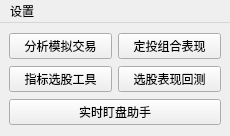
Above: QtDesign/MainWindow.ui from victor647/QuantumStockTrade before the change. Below: the same form after it.
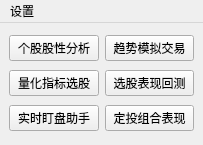
That is the form after the change.

Commit message: 修改模拟交易逻辑（未完成）

The edit to the form file:
```diff
--- a/QtDesign/MainWindow.ui
+++ b/QtDesign/MainWindow.ui
@@ -6,8 +6,8 @@
    <rect>
     <x>0</x>
     <y>0</y>
-    <width>230</width>
-    <height>136</height>
+    <width>203</width>
+    <height>145</height>
    </rect>
   </property>
   <property name="windowTitle">
@@ -32,12 +32,12 @@
          </font>
         </property>
         <property name="text">
-         <string>分析模拟交易</string>
+         <string>个股股性分析</string>
         </property>
        </widget>
       </item>
       <item>
-       <widget class="QPushButton" name="btnScheduledInvestment">
+       <widget class="QPushButton" name="btnTradeSimulator">
         <property name="sizePolicy">
          <sizepolicy hsizetype="Minimum" vsizetype="Maximum">
           <horstretch>0</horstretch>
@@ -51,7 +51,7 @@
          </font>
         </property>
         <property name="text">
-         <string>定投组合表现</string>
+         <string>趋势模拟交易</string>
         </property>
        </widget>
       </item>
@@ -74,7 +74,7 @@
          </font>
         </property>
         <property name="text">
-         <string>指标选股工具</string>
+         <string>量化指标选股</string>
         </property>
        </widget>
       </item>
@@ -100,6 +100,8 @@
      </layout>
     </item>
     <item>
+     <layout class="QHBoxLayout" name="horizontalLayout_3">
+      <item>
      <widget class="QPushButton" name="btnLiveTracker">
       <property name="sizePolicy">
        <sizepolicy hsizetype="Minimum" vsizetype="Maximum">
@@ -118,6 +120,27 @@
       </property>
      </widget>
     </item>
+      <item>
+       <widget class="QPushButton" name="btnScheduledInvestment">
+        <property name="sizePolicy">
+         <sizepolicy hsizetype="Minimum" vsizetype="Maximum">
+          <horstretch>0</horstretch>
+          <verstretch>0</verstretch>
+         </sizepolicy>
+        </property>
+        <property name="font">
+         <font>
+          <family>Helvetica</family>
+          <pointsize>9</pointsize>
+         </font>
+        </property>
+        <property name="text">
+         <string>定投组合表现</string>
+        </property>
+       </widget>
+      </item>
+     </layout>
+    </item>
    </layout>
   </widget>
   <widget class="QMenuBar" name="menubar">
@@ -125,7 +148,7 @@
     <rect>
      <x>0</x>
      <y>0</y>
-     <width>230</width>
+     <width>203</width>
      <height>22</height>
     </rect>
    </property>
```
Left out of the diff: 29 changed lines with no effect on the pictures. Lines whose indentation alone changed are shown as unchanged. The commit also changes 15 other files.
